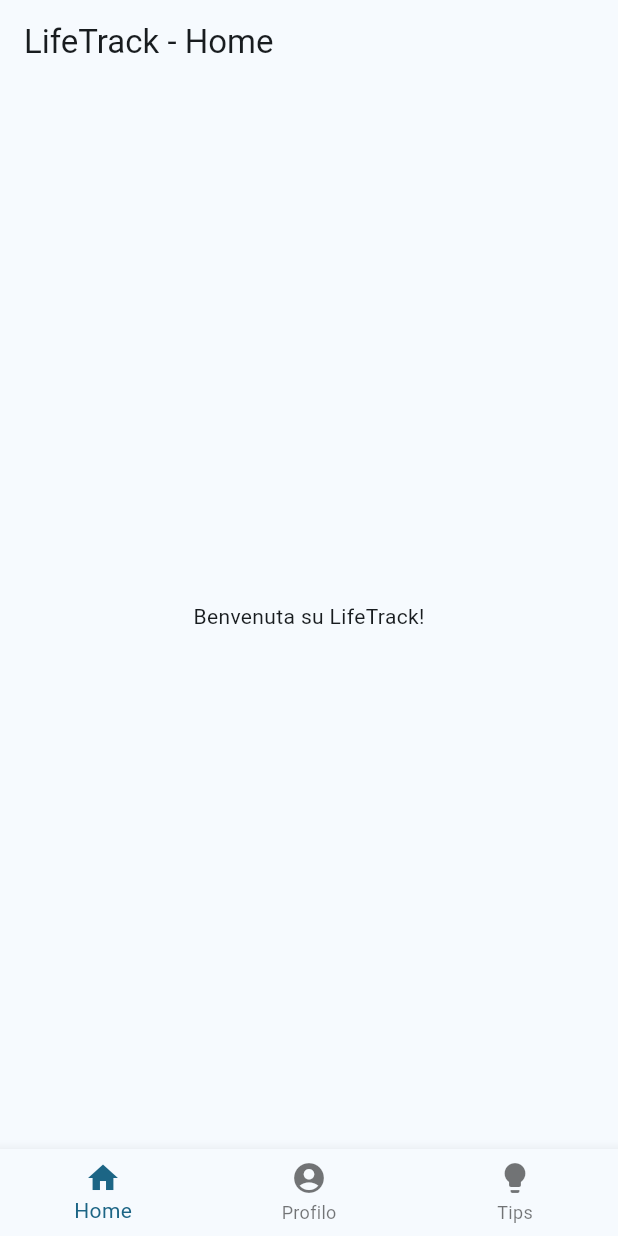
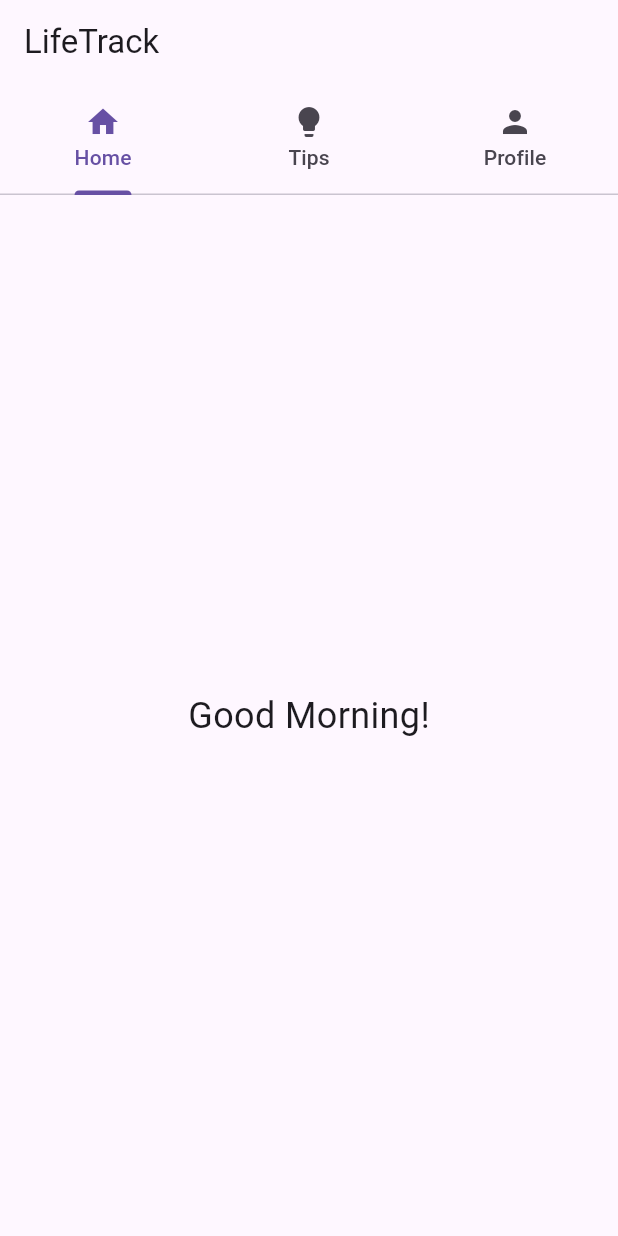
Before and after one commit to marika456/lifetrack, a Flutter app: the screen it shows after launch, on a phone screen of 412 x 824 dp. Run offline on Flutter 3.47's test engine with Material 3 defaults, Android fonts, the light colour scheme and no system bars.

Commit message:
Localizzazione multilingua(it/en) con file JSON e navigazione tramite TabBar

```diff
--- /dev/null
+++ b/lib/app_localizations.dart
@@ -0,0 +1,44 @@
+import 'dart:convert';
+import 'package:flutter/material.dart';
+import 'package:flutter/services.dart';
+
+class AppLocalizations {
+  final Locale locale;
+  AppLocalizations(this.locale);
+
+  static AppLocalizations? of(BuildContext context) {
+    return Localizations.of<AppLocalizations>(context, AppLocalizations);
+  }
+
+  static const LocalizationsDelegate<AppLocalizations> delegate = _AppLocalizationsDelegate();
+
+  late Map<String, String> _localizedStrings;
+
+  Future<bool> load() async {
+    String jsonString = await rootBundle.loadString('localizable/${locale.languageCode}.json');
+    Map<String, dynamic> jsonMap = json.decode(jsonString);
+    _localizedStrings = jsonMap.map((key, value) => MapEntry(key, value.toString()));
+    return true;
+  }
+
+  String translate(String key) {
+    return _localizedStrings[key] ?? key;
+  }
+}
+
+class _AppLocalizationsDelegate extends LocalizationsDelegate<AppLocalizations> {
+  const _AppLocalizationsDelegate();
+
+  @override
+  bool isSupported(Locale locale) => ['it', 'en'].contains(locale.languageCode);
+
+  @override
+  Future<AppLocalizations> load(Locale locale) async {
+    AppLocalizations localizations = AppLocalizations(locale);
+    await localizations.load();
+    return localizations;
+  }
+
+  @override
+  bool shouldReload(_AppLocalizationsDelegate old) => false;
+}
--- /dev/null
+++ b/lib/constants.dart
@@ -0,0 +1,3 @@
+class Constants {
+  static const String APP_NAME = "LifeTrack";
+}
--- a/lib/home_page.dart
+++ b/lib/home_page.dart
@@ -1,18 +1,29 @@
 import 'package:flutter/material.dart';
+import 'package:lifetrack/app_localizations.dart';
 
 class HomePage extends StatelessWidget{
   const HomePage({super.key});
 
   @override
   Widget build(BuildContext context) {
+    int ora= DateTime.now().hour;
+    String chiave;
+
+    if(ora < 12){
+      chiave="welcome_morning";
+    } else if (ora < 18) {
+      chiave = "welcome_afternoon";
+    } else {
+      chiave = "welcome_evening";
+    }
+
     return Scaffold(
-      appBar: AppBar(
-        title: const Text("LifeTrack - Home"),
+      body: Center(
+        child: Text(
+          AppLocalizations.of(context)!.translate(chiave),
+          style: const TextStyle(fontSize: 24),
+        ),
       ),
-      body: const Center(
-        child: Text("Benvenuta su LifeTrack!"),
-      )
     );
-    throw UnimplementedError();
   }
 }
--- a/lib/main.dart
+++ b/lib/main.dart
@@ -1,4 +1,7 @@
 import 'package:flutter/material.dart';
+import 'package:flutter_localizations/flutter_localizations.dart';
+import 'constants.dart';
+import 'app_localizations.dart';
 import 'home_page.dart';
 import 'profile_page.dart';
 import 'tips_page.dart';
@@ -15,57 +18,47 @@ class MyApp extends StatelessWidget {
   @override
   Widget build(BuildContext context) {
     return MaterialApp(
-      title: 'Flutter Demo',
-      theme: ThemeData(
-        colorScheme: .fromSeed(seedColor: Colors.lightBlueAccent),
-      ),
+      title: Constants.APP_NAME,
+      localizationsDelegates: [
+        AppLocalizations.delegate,
+        GlobalMaterialLocalizations.delegate,
+        GlobalWidgetsLocalizations.delegate,
+      ],
+      supportedLocales: const [
+        Locale('it', ''),
+        Locale('en', ''),
+      ],
       home: const MainScreen(),
     );
   }
 }
-class MainScreen extends StatefulWidget {
+
+class MainScreen extends StatelessWidget {
   const MainScreen({super.key});
 
   @override
-  State<MainScreen> createState() => _MainScreenState();
-}
-
-class _MainScreenState extends State<MainScreen> {
-  int _currentIndex=0; //quale pagina è selezionata(0,1,2)
-  final List<Widget> _pages=[
-    const HomePage(),
-    const ProfilePage(),
-    const TipsPage(),
-  ];//lista delle pagine da mostrare
-  @override
   Widget build(BuildContext context) {
-    return Scaffold(
-      //mostra la pagina corrente presa dalla lista
-      body: _pages[_currentIndex],
-      //barra di navigazione in basso
-      bottomNavigationBar: BottomNavigationBar(
-        currentIndex: _currentIndex,//dice alla barra quale icona illuminare
-        onTap: (index){
-          //questa funzione scatta quando tocco l'icona
-          setState(() {
-            _currentIndex=index; //aggiorna indice e ridisegna app
-          });
-        },
-        items: const [
-          BottomNavigationBarItem(
-              icon: Icon(Icons.home),
-              label: 'Home',
+    return DefaultTabController(
+        length: 3,
+        child: Scaffold(
+          appBar: AppBar(
+            title: Text(Constants.APP_NAME),
+            bottom: TabBar(
+                tabs: [
+                  Tab(icon: const Icon(Icons.home), text: AppLocalizations.of(context)!.translate('home')),
+                  Tab(icon: const Icon(Icons.lightbulb), text: AppLocalizations.of(context)!.translate('tips')),
+                  Tab(icon: const Icon(Icons.person), text: AppLocalizations.of(context)!.translate('profile')),
+                ],
+            ),
           ),
-          BottomNavigationBarItem(
-              icon: Icon(Icons.account_circle),
-              label: 'Profilo',
+          body: const TabBarView(
+              children: [
+                HomePage(),
+                TipsPage(),
+                ProfilePage(),
+              ],
           ),
-          BottomNavigationBarItem(
-            icon: Icon(Icons.lightbulb),
-            label: 'Tips',
-          ),
-        ],
-      ),
+        ),
     );
   }
 }
--- /dev/null
+++ b/localizable/en.json
@@ -0,0 +1,9 @@
+{
+  "app_title": "LifeTrack",
+  "home": "Home",
+  "tips": "Tips",
+  "profile": "Profile",
+  "welcome_morning": "Good Morning!",
+  "welcome_afternoon": "Good Afternoon!",
+  "welcome_evening": "Good Evening!"
+}
--- /dev/null
+++ b/localizable/it.json
@@ -0,0 +1,9 @@
+{
+  "app_title": "LifeTrack",
+  "home": "Home",
+  "tips": "Suggerimenti",
+  "profile": "Profilo",
+  "welcome_morning": "Buongiorno!",
+  "welcome_afternoon": "Buon pomeriggio!",
+  "welcome_evening": "Buonasera!"
+}
--- a/pubspec.yaml
+++ b/pubspec.yaml
@@ -30,6 +30,8 @@ environment:
 dependencies:
   flutter:
     sdk: flutter
+  flutter_localizations:
+    sdk: flutter
 
   # The following adds the Cupertino Icons font to your application.
   # Use with the CupertinoIcons class for iOS style icons.
@@ -58,7 +60,8 @@ flutter:
   uses-material-design: true
 
   # To add assets to your application, add an assets section, like this:
-  # assets:
+  assets:
+    - localizable/
   #   - images/a_dot_burr.jpeg
   #   - images/a_dot_ham.jpeg
 
```
Also changed, not shown: pubspec.lock.
